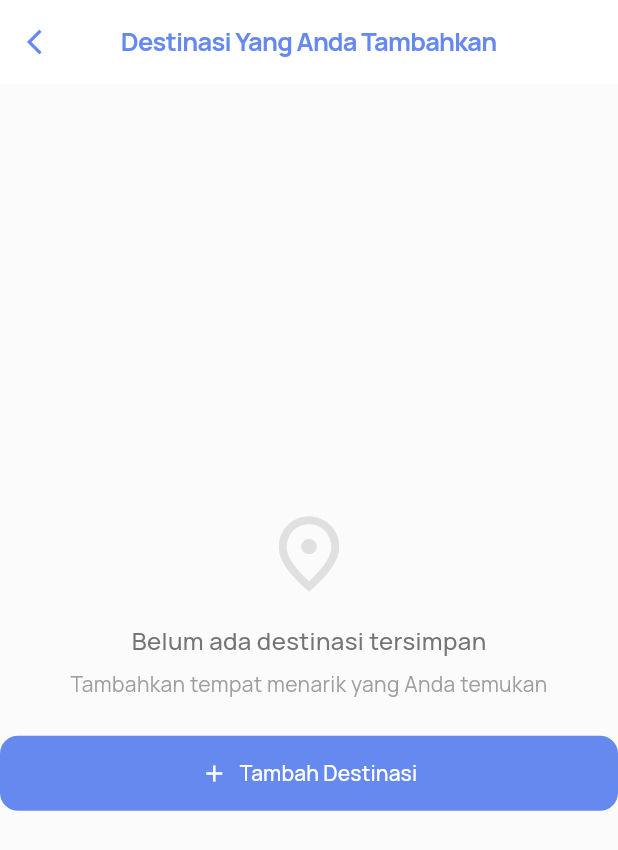
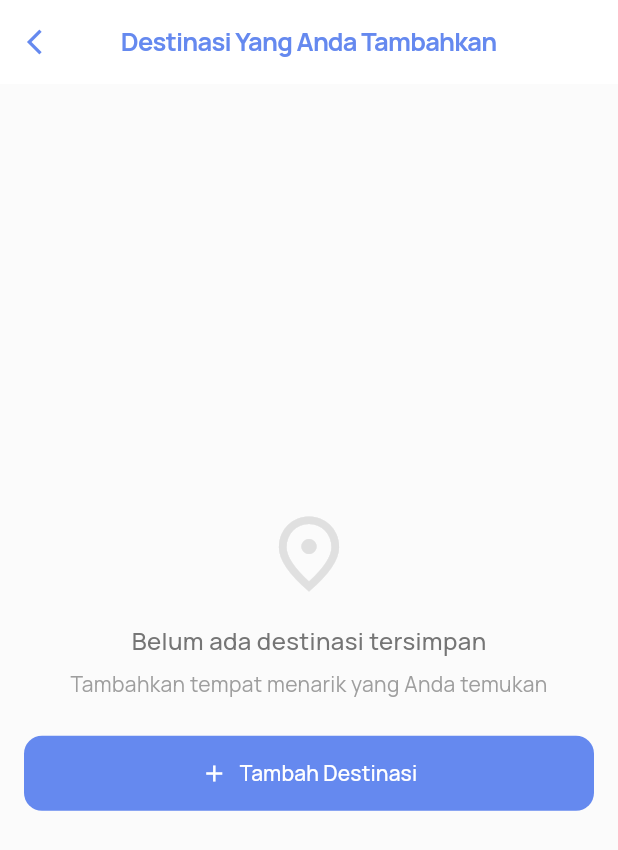
Before and after one commit to forenoo/rivil, a Flutter app: the UserDestinationsScreen screen opened directly, on a phone screen of 412 x 824 dp. Shown: the top 850 px of the screen. Run offline on Flutter 3.47's test engine with Material 3 defaults, Android fonts, the phone set to English and light mode, and no system bars; our stand-ins replace cached_network_image, equatable, flutter_bloc, flutter_image_compress, flutter_svg, geolocator and 8 more; accounts and stored records are empty; project files that could hold a hidden picture were left out.

Commit message:
Remove outdated code quality and clean code guidelines files; update favorites and user destinations screens for improved navigation and UI consistency.

```diff
--- a/lib/features/profile/presentation/screens/user_destinations_screen.dart
+++ b/lib/features/profile/presentation/screens/user_destinations_screen.dart
@@ -237,7 +237,9 @@ class _UserDestinationsScreenState extends State<UserDestinationsScreen> {
               textAlign: TextAlign.center,
             ),
             const SizedBox(height: 24),
-            ElevatedButton.icon(
+            Padding(
+              padding: const EdgeInsets.symmetric(horizontal: 16.0),
+              child: ElevatedButton.icon(
                 onPressed: _navigateToAddDestination,
                 icon: const Icon(Icons.add),
                 label: const Text('Tambah Destinasi'),
@@ -248,6 +250,7 @@ class _UserDestinationsScreenState extends State<UserDestinationsScreen> {
                   ),
                   shape: RoundedRectangleBorder(
                     borderRadius: BorderRadius.circular(12),
+                  ),
                 ),
               ),
             ),
```
Also changed, not shown: lib/features/favorite/presentation/screens/favorites_screen.dart (+7 -6 lines), 8 other files. Lines whose indentation alone changed are shown as unchanged.
